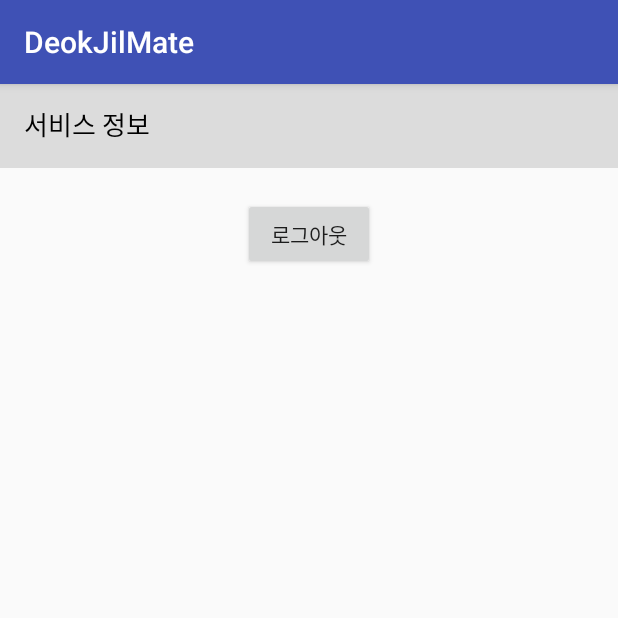
After one commit to ash3734/DeokJil_YG, an Android app: the SettingActivity screen opened directly, with no data from a screen before it, on a phone screen of 412 x 824 dp, the top half of it. The commit adds this screen. Run offline under Robolectric (Android 15) with nearby library versions, the phone set to English and light mode, and no system bars.

Commit message:
Creating SettingActivity, Changing xml name

```diff
--- /dev/null
+++ b/app/src/main/java/com/deokjilmate/www/deokjilmate/Setting/SettingActivity.java
@@ -0,0 +1,15 @@
+package com.deokjilmate.www.deokjilmate.Setting;
+
+import android.os.Bundle;
+import android.support.v7.app.AppCompatActivity;
+
+import com.deokjilmate.www.deokjilmate.R;
+
+public class SettingActivity extends AppCompatActivity {
+
+    @Override
+    protected void onCreate(Bundle savedInstanceState) {
+        super.onCreate(savedInstanceState);
+        setContentView(R.layout.setting_activity);
+    }
+}
--- a/app/src/main/java/com/deokjilmate/www/deokjilmate/alarm/AlarmActivity.java
+++ b/app/src/main/java/com/deokjilmate/www/deokjilmate/alarm/AlarmActivity.java
@@ -62,7 +62,7 @@ public class AlarmActivity extends AppCompatActivity implements MainView{
     @Override
     protected void onCreate(Bundle savedInstanceState) {
         super.onCreate(savedInstanceState);
-        setContentView(R.layout.activity_alarm);
+        setContentView(R.layout.alarm_activity);
 
         alarm_today_info = (Button)findViewById(R.id.alarm_today_info);
         alarm_today_info.setOnClickListener(new View.OnClickListener() {
--- /dev/null
+++ b/app/src/main/res/layout/setting_activity.xml
@@ -0,0 +1,60 @@
+<?xml version="1.0" encoding="utf-8"?>
+<LinearLayout xmlns:android="http://schemas.android.com/apk/res/android"
+    xmlns:tools="http://schemas.android.com/tools"
+    android:layout_width="match_parent"
+    android:layout_height="match_parent"
+    tools:context="com.deokjilmate.www.deokjilmate.Setting.SettingActivity"
+    android:background="@null"
+
+    android:orientation="vertical">
+
+
+    <LinearLayout
+        android:layout_width="wrap_content"
+        android:layout_height="wrap_content"
+        android:orientation="vertical"
+        android:background="#DCDCDC">
+
+        <TextView
+            android:layout_width="wrap_content"
+            android:layout_height="wrap_content"
+            android:text="서비스 정보"
+            android:textSize="17dp"
+            android:textColor="@android:color/black"
+            android:layout_marginLeft="16dp"
+            android:layout_marginTop="13dp"
+            android:layout_marginBottom="12dp"
+            />
+
+        <View
+            android:layout_width="wrap_content"
+            android:layout_height="2dip"
+            android:background="#DCDCDC" />
+    </LinearLayout>
+
+
+    <ListView
+        android:id="@+id/basicListview"
+        android:layout_width="wrap_content"
+        android:layout_height="wrap_content">
+
+
+
+    </ListView>
+
+    <View
+        android:layout_width="wrap_content"
+        android:layout_height="2dip"
+        android:background="#DCDCDC" />
+
+    <Button
+        android:id="@+id/logout"
+        android:layout_width="wrap_content"
+        android:layout_height="wrap_content"
+        android:text="로그아웃"
+        android:layout_gravity="center"
+        android:layout_marginTop="20dp"
+        />
+
+
+</LinearLayout>
--- a/app/src/main/res/values/dimens.xml
+++ b/app/src/main/res/values/dimens.xml
@@ -6,5 +6,6 @@
     <dimen name="header_height">298dp</dimen>
     <dimen name="min_header_height">250dp</dimen>
     <dimen name="header_logo_size">100dp</dimen>
+    <dimen name="fab_margin">16dp</dimen>
 
 </resources>
--- a/app/src/main/res/values/strings.xml
+++ b/app/src/main/res/values/strings.xml
@@ -1,3 +1,4 @@
 <resources>
     <string name="app_name">DeokJilMate</string>
+    <string name="title_activity_setting">SettingActivity</string>
 </resources>
```
Also changed, not shown: app/build.gradle (+11 -10 lines), app/src/main/AndroidManifest.xml (+6 -3 lines), app/src/main/res/values-v21/styles.xml (added, +9 -0 lines), app/src/main/res/values/styles.xml (+9 -0 lines), app/src/main/res/layout/alarm_activity.xml (renamed from app/src/main/res/layout/activity_alarm.xml).
